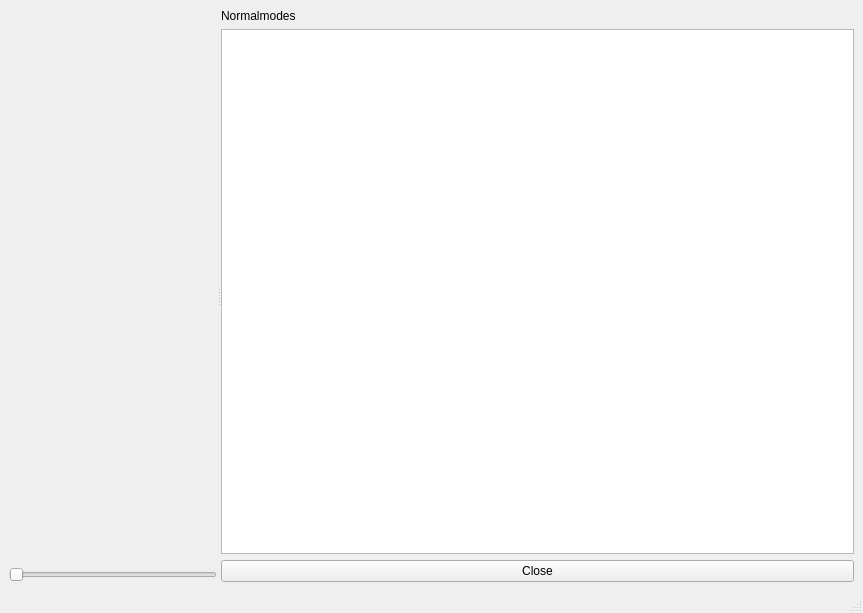
First picture: the form in pygmin/gui/ui/ui_normalmode_explorer.ui, repository pele-python/pele, before the edit.
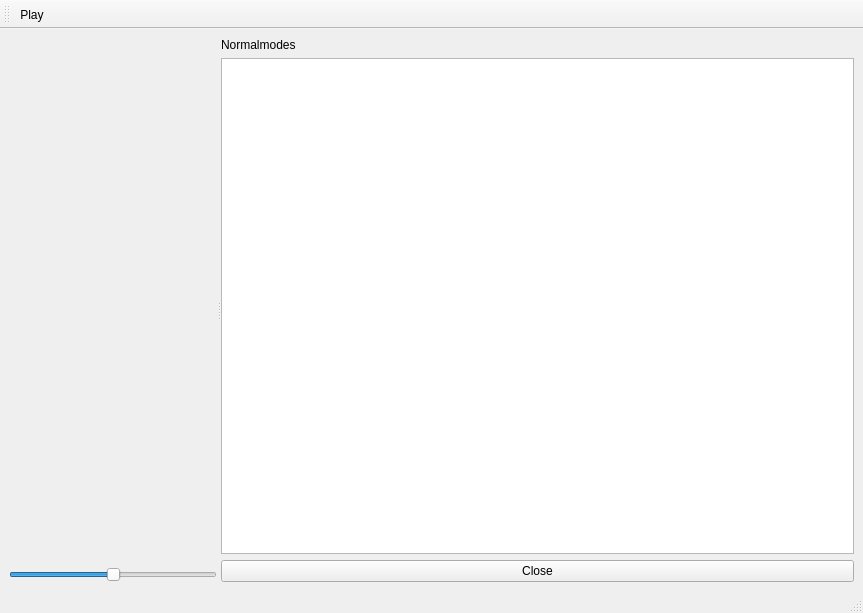
Second picture: the form after the edit. Icons and pictures are not drawn. Custom widgets are drawn as their Qt base class.

```diff
--- a/pygmin/gui/ui/ui_normalmode_explorer.ui
+++ b/pygmin/gui/ui/ui_normalmode_explorer.ui
@@ -27,8 +27,11 @@
         </item>
         <item>
          <widget class="QSlider" name="sliderFrame">
+          <property name="minimum">
+           <number>-20</number>
+          </property>
           <property name="maximum">
-           <number>100</number>
+           <number>20</number>
           </property>
           <property name="orientation">
            <enum>Qt::Horizontal</enum>
@@ -73,6 +76,32 @@
    </property>
   </widget>
   <widget class="QStatusBar" name="statusbar"/>
+  <widget class="QToolBar" name="toolBar">
+   <property name="windowTitle">
+    <string>toolBar</string>
+   </property>
+   <attribute name="toolBarArea">
+    <enum>TopToolBarArea</enum>
+   </attribute>
+   <attribute name="toolBarBreak">
+    <bool>false</bool>
+   </attribute>
+   <addaction name="actionRun"/>
+  </widget>
+  <action name="actionRun">
+   <property name="checkable">
+    <bool>true</bool>
+   </property>
+   <property name="icon">
+    <iconset resource="resources.qrc">
+     <normaloff>:/icons/icons/run.png</normaloff>
+     <normalon>:/icons/icons/run.png</normalon>
+     <disabledoff>:/icons/icons/run.png</disabledoff>:/icons/icons/run.png</iconset>
+   </property>
+   <property name="text">
+    <string>Play</string>
+   </property>
+  </action>
  </widget>
  <customwidgets>
   <customwidget>
```
Left out of the diff: 6 changed lines with no effect on the pictures.
